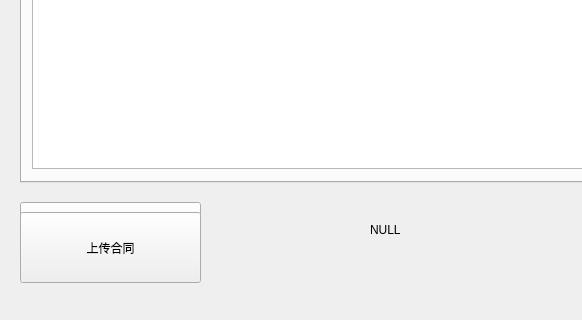
Qt form MainLaunch_qt/mainwindow.ui (luohanqing0318/graduation-design) before a commit; both pictures show x 0 to 582 and y 565 to 885 of the 927 by 885 pixel window.
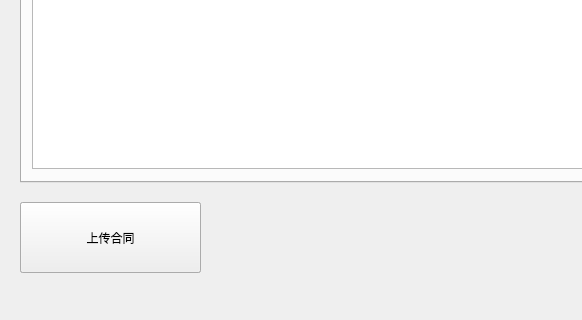
The same form after that commit. Icons and pictures are not drawn.

```diff
--- a/MainLaunch_qt/mainwindow.ui
+++ b/MainLaunch_qt/mainwindow.ui
@@ -26,9 +26,22 @@
       <height>71</height>
      </rect>
     </property>
+    <property name="styleSheet">
+     <string notr="true">font: 25 12pt &quot;Microsoft YaHei&quot;;</string>
+    </property>
     <property name="text">
      <string>看房单</string>
     </property>
+    <property name="icon">
+     <iconset resource="icon/icons.qrc">
+      <normaloff>:/暂无清单.png</normaloff>:/暂无清单.png</iconset>
+    </property>
+    <property name="iconSize">
+     <size>
+      <width>70</width>
+      <height>70</height>
+     </size>
+    </property>
    </widget>
    <widget class="QPushButton" name="pushButton_2">
     <property name="geometry">
@@ -286,7 +299,7 @@
     <property name="geometry">
      <rect>
       <x>20</x>
-      <y>760</y>
+      <y>750</y>
       <width>181</width>
       <height>71</height>
      </rect>
@@ -309,19 +322,6 @@
      </size>
     </property>
    </widget>
-   <widget class="QLabel" name="label_4">
-    <property name="geometry">
-     <rect>
-      <x>370</x>
-      <y>770</y>
-      <width>72</width>
-      <height>15</height>
-     </rect>
-    </property>
-    <property name="text">
-     <string>NULL</string>
-    </property>
-   </widget>
   </widget>
   <widget class="QMenuBar" name="menuBar">
    <property name="geometry">
```
Left out of the diff: 6 changed lines with no effect on the pictures.
